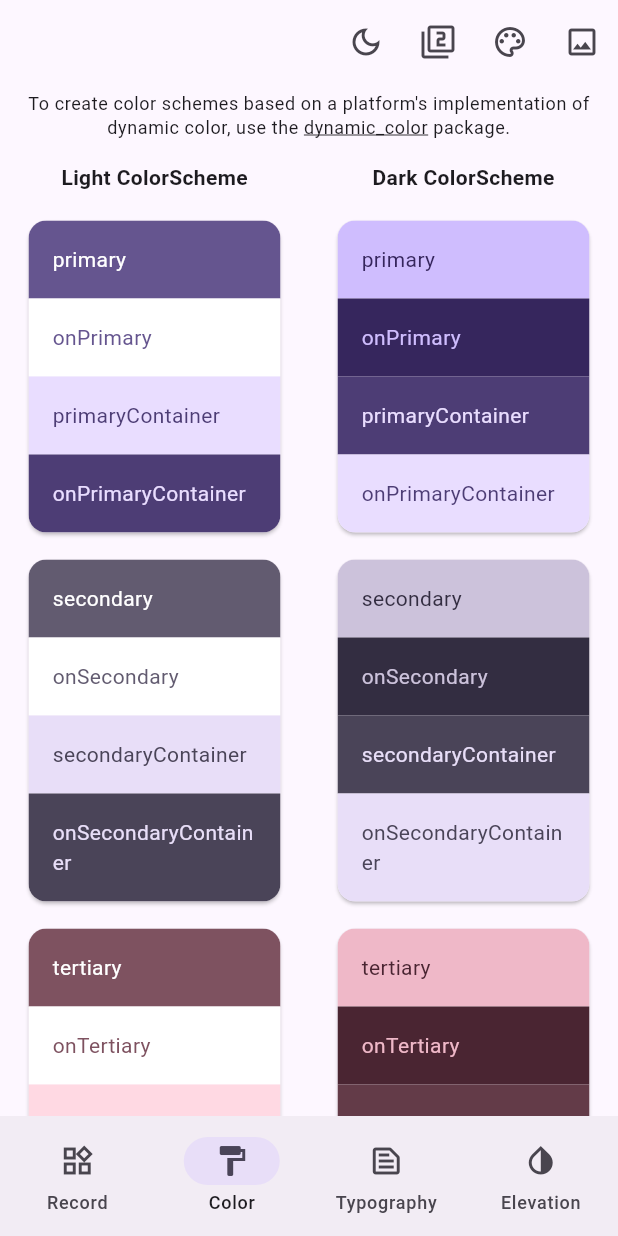
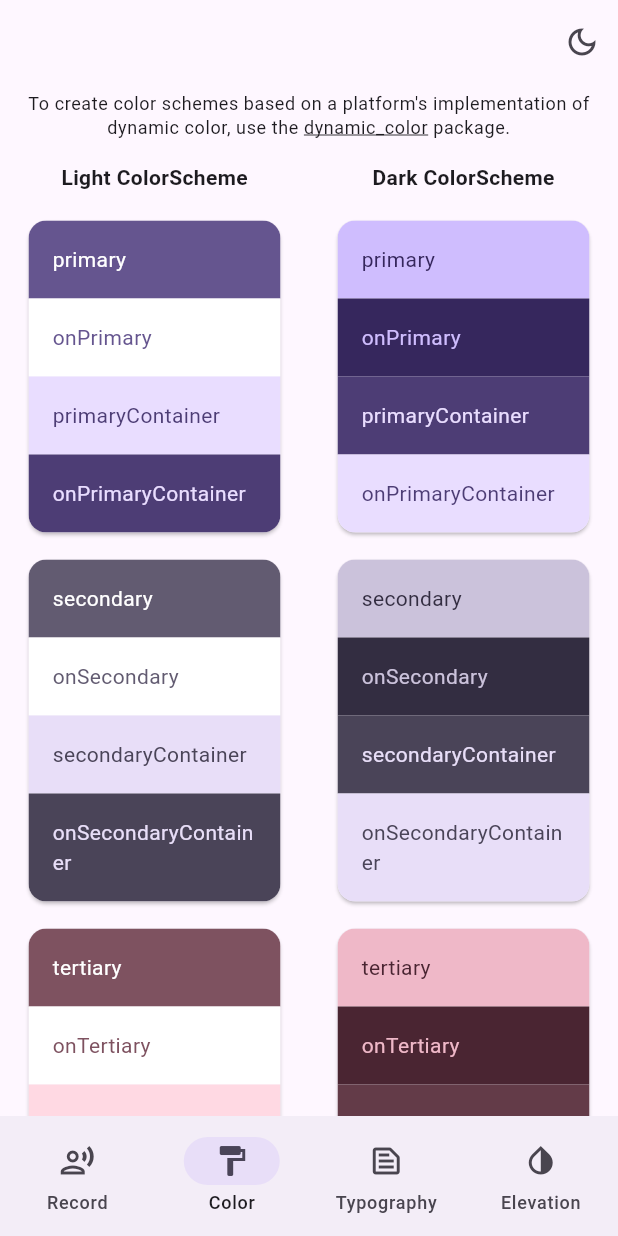
Before and after one commit to ProductLoft/FE, a Flutter app: the screen it shows after launch, item 2 of the bottom bar chosen, on a phone screen of 412 x 824 dp. Run offline on Flutter 3.47's test engine with Material 3 defaults, Android fonts, the phone set to English and light mode, and no system bars; our stand-ins replace audioplayers, sqflite; missing offline and left inert: dart:html, dart:js_interop, record; accounts and stored records are empty.

Commit message:
Fairly cleaned up and working material app, sans login handling

```diff
--- a/lib/component_screen.dart
+++ b/lib/component_screen.dart
@@ -1,7 +1,3 @@
-// Copyright 2021 The Flutter team. All rights reserved.
-// Use of this source code is governed by a BSD-style license that can be
-// found in the LICENSE file.
-
 import 'package:flutter/material.dart';
 import 'package:flutter/rendering.dart';
 import 'package:flutter/services.dart';
@@ -1137,9 +1133,9 @@ class _ProgressIndicatorsState extends State<ProgressIndicators> {
 const List<NavigationDestination> appBarDestinations = [
   NavigationDestination(
     tooltip: '',
-    icon: Icon(Icons.widgets_outlined),
+    icon: Icon(Icons.record_voice_over_outlined),
     label: 'Record',
-    selectedIcon: Icon(Icons.record_voice_over_outlined),
+    selectedIcon: Icon(Icons.record_voice_over),
   ),
   NavigationDestination(
     tooltip: '',
--- a/lib/constants.dart
+++ b/lib/constants.dart
@@ -15,10 +15,10 @@ const double transitionLength = 500;
 
 // Whether the user has chosen a theme color via a direct [ColorSeed] selection,
 // or an image [ColorImageProvider].
-enum ColorSelectionMethod {
-  colorSeed,
-  image,
-}
+// enum ColorSelectionMethod {
+//   colorSeed,
+//   image,
+// }
 
 enum ColorSeed {
   baseColor('M3 Baseline', Color(0xff6750a4)),
--- a/lib/home.dart
+++ b/lib/home.dart
@@ -14,26 +14,12 @@ class Home extends StatefulWidget {
   const Home({
     super.key,
     required this.useLightMode,
-    required this.useMaterial3,
-    required this.colorSelected,
     required this.handleBrightnessChange,
-    required this.handleMaterialVersionChange,
-    required this.handleColorSelect,
-    required this.handleImageSelect,
-    required this.colorSelectionMethod,
-    required this.imageSelected,
   });
 
   final bool useLightMode;
-  final bool useMaterial3;
-  final ColorSeed colorSelected;
-  final ColorImageProvider imageSelected;
-  final ColorSelectionMethod colorSelectionMethod;
 
   final void Function(bool useLightMode) handleBrightnessChange;
-  final void Function() handleMaterialVersionChange;
-  final void Function(int value) handleColorSelect;
-  final void Function(int value) handleImageSelect;
 
   @override
   State<Home> createState() => _HomeState();
@@ -131,27 +117,25 @@ class _HomeState extends State<Home> with SingleTickerProviderStateMixin {
 
   PreferredSizeWidget createAppBar() {
     return AppBar(
-      title: widget.useMaterial3
-          ? const Text('')
-          : const Text('Material 2'),
+      title: const Text(''),
       actions: !showMediumSizeLayout && !showLargeSizeLayout
           ? [
               _BrightnessButton(
                 handleBrightnessChange: widget.handleBrightnessChange,
               ),
-              _Material3Button(
-                handleMaterialVersionChange: widget.handleMaterialVersionChange,
-              ),
-              _ColorSeedButton(
-                handleColorSelect: widget.handleColorSelect,
-                colorSelected: widget.colorSelected,
-                colorSelectionMethod: widget.colorSelectionMethod,
-              ),
-              _ColorImageButton(
-                handleImageSelect: widget.handleImageSelect,
-                imageSelected: widget.imageSelected,
-                colorSelectionMethod: widget.colorSelectionMethod,
-              )
+              // _Material3Button(
+              //   handleMaterialVersionChange: widget.handleMaterialVersionChange,
+              // ),
+              // _ColorSeedButton(
+              //   handleColorSelect: widget.handleColorSelect,
+              //   colorSelected: widget.colorSelected,
+              //   colorSelectionMethod: widget.colorSelectionMethod,
+              // ),
+              // _ColorImageButton(
+              //   handleImageSelect: widget.handleImageSelect,
+              //   imageSelected: widget.imageSelected,
+              //   colorSelectionMethod: widget.colorSelectionMethod,
+              // )
             ]
           : [Container()],
     );
@@ -166,26 +150,26 @@ class _HomeState extends State<Home> with SingleTickerProviderStateMixin {
               showTooltipBelow: false,
             ),
           ),
-          Flexible(
-            child: _Material3Button(
-              handleMaterialVersionChange: widget.handleMaterialVersionChange,
-              showTooltipBelow: false,
-            ),
-          ),
-          Flexible(
-            child: _ColorSeedButton(
-              handleColorSelect: widget.handleColorSelect,
-              colorSelected: widget.colorSelected,
-              colorSelectionMethod: widget.colorSelectionMethod,
-            ),
-          ),
-          Flexible(
-            child: _ColorImageButton(
-              handleImageSelect: widget.handleImageSelect,
-              imageSelected: widget.imageSelected,
-              colorSelectionMethod: widget.colorSelectionMethod,
-            ),
-          ),
+          // Flexible(
+          //   child: _Material3Button(
+          //     handleMaterialVersionChange: widget.handleMaterialVersionChange,
+          //     showTooltipBelow: false,
+          //   ),
+          // ),
+          // Flexible(
+          //   child: _ColorSeedButton(
+          //     handleColorSelect: widget.handleColorSelect,
+          //     colorSelected: widget.colorSelected,
+          //     colorSelectionMethod: widget.colorSelectionMethod,
+          //   ),
+          // ),
+          // Flexible(
+          //   child: _ColorImageButton(
+          //     handleImageSelect: widget.handleImageSelect,
+          //     imageSelected: widget.imageSelected,
+          //     colorSelectionMethod: widget.colorSelectionMethod,
+          //   ),
+          // ),
         ],
       );
 
@@ -218,14 +202,14 @@ class _HomeState extends State<Home> with SingleTickerProviderStateMixin {
                     ? _ExpandedTrailingActions(
                         useLightMode: widget.useLightMode,
                         handleBrightnessChange: widget.handleBrightnessChange,
-                        useMaterial3: widget.useMaterial3,
-                        handleMaterialVersionChange:
-                            widget.handleMaterialVersionChange,
-                        handleImageSelect: widget.handleImageSelect,
-                        handleColorSelect: widget.handleColorSelect,
-                        colorSelectionMethod: widget.colorSelectionMethod,
-                        imageSelected: widget.imageSelected,
-                        colorSelected: widget.colorSelected,
+                        // useMaterial3: widget.useMaterial3,
+                        // handleMaterialVersionChange:
+                        //     widget.handleMaterialVersionChange,
+                        // handleImageSelect: widget.handleImageSelect,
+                        // handleColorSelect: widget.handleColorSelect,
+                        // colorSelectionMethod: widget.colorSelectionMethod,
+                        // imageSelected: widget.imageSelected,
+                        // colorSelected: widget.colorSelected,
                       )
                     : _trailingActions(),
               ),
@@ -297,146 +281,31 @@ class _Material3Button extends StatelessWidget {
   }
 }
 
-class _ColorSeedButton extends StatelessWidget {
-  const _ColorSeedButton({
-    required this.handleColorSelect,
-    required this.colorSelected,
-    required this.colorSelectionMethod,
-  });
-
-  final void Function(int) handleColorSelect;
-  final ColorSeed colorSelected;
-  final ColorSelectionMethod colorSelectionMethod;
-
-  @override
-  Widget build(BuildContext context) {
-    return PopupMenuButton(
-      icon: Icon(
-        Icons.palette_outlined,
-        color: Theme.of(context).colorScheme.onSurfaceVariant,
-      ),
-      tooltip: 'Select a seed color',
-      shape: RoundedRectangleBorder(borderRadius: BorderRadius.circular(10)),
-      itemBuilder: (context) {
-        return List.generate(ColorSeed.values.length, (index) {
-          ColorSeed currentColor = ColorSeed.values[index];
-
-          return PopupMenuItem(
-            value: index,
-            enabled: currentColor != colorSelected ||
-                colorSelectionMethod != ColorSelectionMethod.colorSeed,
-            child: Wrap(
-              children: [
-                Padding(
-                  padding: const EdgeInsets.only(left: 10),
-                  child: Icon(
-                    currentColor == colorSelected &&
-                            colorSelectionMethod != ColorSelectionMethod.image
-                        ? Icons.color_lens
-                        : Icons.color_lens_outlined,
-                    color: currentColor.color,
-                  ),
-                ),
-                Padding(
-                  padding: const EdgeInsets.only(left: 20),
-                  child: Text(currentColor.label),
-                ),
-              ],
-            ),
-          );
-        });
-      },
-      onSelected: handleColorSelect,
-    );
-  }
-}
-
-class _ColorImageButton extends StatelessWidget {
-  const _ColorImageButton({
-    required this.handleImageSelect,
-    required this.imageSelected,
-    required this.colorSelectionMethod,
-  });
-
-  final void Function(int) handleImageSelect;
-  final ColorImageProvider imageSelected;
-  final ColorSelectionMethod colorSelectionMethod;
-
-  @override
-  Widget build(BuildContext context) {
-    return PopupMenuButton(
-      icon: Icon(
-        Icons.image_outlined,
-        color: Theme.of(context).colorScheme.onSurfaceVariant,
-      ),
-      tooltip: 'Select a color extraction image',
-      shape: RoundedRectangleBorder(borderRadius: BorderRadius.circular(10)),
-      itemBuilder: (context) {
-        return List.generate(ColorImageProvider.values.length, (index) {
-          ColorImageProvider currentImageProvider =
-              ColorImageProvider.values[index];
-
-          return PopupMenuItem(
-            value: index,
-            enabled: currentImageProvider != imageSelected ||
-                colorSelectionMethod != ColorSelectionMethod.image,
-            child: Wrap(
-              crossAxisAlignment: WrapCrossAlignment.center,
-              children: [
-                Padding(
-                  padding: const EdgeInsets.only(left: 10),
-                  child: ConstrainedBox(
-                    constraints: const BoxConstraints(maxWidth: 48),
-                    child: Padding(
-                      padding: const EdgeInsets.all(4.0),
-                      child: ClipRRect(
-                        borderRadius: BorderRadius.circular(8.0),
-                        child: Image(
-                          image: NetworkImage(
-                              ColorImageProvider.values[index].url),
-                        ),
-                      ),
-                    ),
-                  ),
-                ),
-                Padding(
-                  padding: const EdgeInsets.only(left: 20),
-                  child: Text(currentImageProvider.label),
-                ),
-              ],
-            ),
-          );
-        });
-      },
-      onSelected: handleImageSelect,
-    );
-  }
-}
 
 class _ExpandedTrailingActions extends StatelessWidget {
   const _ExpandedTrailingActions({
     required this.useLightMode,
     required this.handleBrightnessChange,
-    required this.useMaterial3,
-    required this.handleMaterialVersionChange,
-    required this.handleColorSelect,
-    required this.handleImageSelect,
-    required this.imageSelected,
-    required this.colorSelected,
-    required this.colorSelectionMethod,
+    // required this.useMaterial3,
+    // required this.handleMaterialVersionChange,
+    // required this.handleColorSelect,
+    // required this.handleImageSelect,
+    // required this.imageSelected,
+    // required this.colorSelected,
+    // required this.colorSelectionMethod,
   });
 
   final void Function(bool) handleBrightnessChange;
-  final void Function() handleMaterialVersionChange;
-  final void Function(int) handleImageSelect;
-  final void Function(int) handleColorSelect;
+  // final void Function() handleMaterialVersionChange;
+  // final void Function(int) handleImageSelect;
+  // final void Function(int) handleColorSelect;
 
   final bool useLightMode;
-  final bool useMaterial3;
-
-  final ColorImageProvider imageSelected;
-  final ColorSeed colorSelected;
-  final ColorSelectionMethod colorSelectionMethod;
+  // final bool useMaterial3;
+  //
+  // final ColorImageProvider imageSelected;
+  // final ColorSeed colorSelected;
+  // final ColorSelectionMethod colorSelectionMethod;
 
   @override
   Widget build(BuildContext context) {
@@ -459,31 +328,31 @@ class _ExpandedTrailingActions extends StatelessWidget {
                   })
             ],
           ),
-          Row(
-            children: [
-              useMaterial3
-                  ? const Text('')
-                  : const Text('Material 2'),
-              Expanded(child: Container()),
-              Switch(
-                  value: useMaterial3,
-                  onChanged: (_) {
-                    handleMaterialVersionChange();
-                  })
-            ],
-          ),
-          const Divider(),
-          _ExpandedColorSeedAction(
-            handleColorSelect: handleColorSelect,
-            colorSelected: colorSelected,
-            colorSelectionMethod: colorSelectionMethod,
-          ),
-          const Divider(),
-          _ExpandedImageColorAction(
-            handleImageSelect: handleImageSelect,
-            imageSelected: imageSelected,
-            colorSelectionMethod: colorSelectionMethod,
-          ),
+          // Row(
+          //   children: [
+          //     useMaterial3
+          //         ? const Text('')
+          //         : const Text('Material 2'),
+          //     Expanded(child: Container()),
+          //     Switch(
+          //         value: useMaterial3,
+          //         onChanged: (_) {
+          //           // handleMaterialVersionChange();
+          //         })
+          //   ],
+          // ),
+          // const Divider(),
+          // _ExpandedColorSeedAction(
+          //   handleColorSelect: handleColorSelect,
+          //   colorSelected: colorSelected,
+          //   colorSelectionMethod: colorSelectionMethod,
+          // ),
+          // const Divider(),
+          // _ExpandedImageColorAction(
+          //   handleImageSelect: handleImageSelect,
+          //   imageSelected: imageSelected,
+          //   colorSelectionMethod: colorSelectionMethod,
+          // ),
         ],
       ),
     );
@@ -497,12 +366,12 @@ class _ExpandedColorSeedAction extends StatelessWidget {
   const _ExpandedColorSeedAction({
     required this.handleColorSelect,
     required this.colorSelected,
-    required this.colorSelectionMethod,
+    // required this.colorSelectionMethod,
   });
 
   final void Function(int) handleColorSelect;
   final ColorSeed colorSelected;
-  final ColorSelectionMethod colorSelectionMethod;
+  // final ColorSelectionMethod colorSelectionMethod;
 
   @override
   Widget build(BuildContext context) {
@@ -515,8 +384,7 @@ class _ExpandedColorSeedAction extends StatelessWidget {
           (i) => IconButton(
             icon: const Icon(Icons.radio_button_unchecked),
             color: ColorSeed.values[i].color,
-            isSelected: colorSelected.color == ColorSeed.values[i].color &&
-                colorSelectionMethod == ColorSelectionMethod.colorSeed,
+            isSelected: colorSelected.color == ColorSeed.values[i].color,
             selectedIcon: const Icon(Icons.circle),
             onPressed: () {
               handleColorSelect(i);
@@ -533,12 +401,12 @@ class _ExpandedImageColorAction extends StatelessWidget {
   const _ExpandedImageColorAction({
     required this.handleImageSelect,
     required this.imageSelected,
-    required this.colorSelectionMethod,
+    // required this.colorSelectionMethod,
   });
 
   final void Function(int) handleImageSelect;
   final ColorImageProvider imageSelected;
-  final ColorSelectionMethod colorSelectionMethod;
+  // final ColorSelectionMethod colorSelectionMethod;
 
   @override
   Widget build(BuildContext context) {
@@ -559,8 +427,7 @@ class _ExpandedImageColorAction extends StatelessWidget {
                   padding: const EdgeInsets.all(8.0),
                   child: Material(
                     borderRadius: BorderRadius.circular(4.0),
-                    elevation: imageSelected == ColorImageProvider.values[i] &&
-                            colorSelectionMethod == ColorSelectionMethod.image
+                    elevation: imageSelected == ColorImageProvider.values[i]
                         ? 3
                         : 0,
                     child: Padding(
--- a/lib/main.dart
+++ b/lib/main.dart
@@ -45,7 +45,7 @@ class _AppState extends State<App> {
   ColorSeed colorSelected = ColorSeed.baseColor;
   ColorImageProvider imageSelected = ColorImageProvider.leaves;
   ColorScheme? imageColorScheme = const ColorScheme.light();
-  ColorSelectionMethod colorSelectionMethod = ColorSelectionMethod.colorSeed;
+  // ColorSelectionMethod colorSelectionMethod = ColorSelectionMethod.colorSeed;
 
   bool get useLightMode => switch (themeMode) {
         ThemeMode.system =>
@@ -61,30 +61,25 @@ class _AppState extends State<App> {
     });
   }
 
-  void handleMaterialVersionChange() {
-    setState(() {
-      useMaterial3 = !useMaterial3;
-    });
-  }
+  //
+  // void handleColorSelect(int value) {
+  //   setState(() {
+  //     colorSelectionMethod = ColorSelectionMethod.colorSeed;
+  //     colorSelected = ColorSeed.values[value];
+  //   });
+  // }
 
-  void handleColorSelect(int value) {
-    setState(() {
-      colorSelectionMethod = ColorSelectionMethod.colorSeed;
-      colorSelected = ColorSeed.values[value];
-    });
-  }
-
-  void handleImageSelect(int value) {
-    final String url = ColorImageProvider.values[value].url;
-    ColorScheme.fromImageProvider(provider: NetworkImage(url))
-        .then((newScheme) {
-      setState(() {
-        colorSelectionMethod = ColorSelectionMethod.image;
-        imageSelected = ColorImageProvider.values[value];
-        imageColorScheme = newScheme;
-      });
-    });
-  }
+  // void handleImageSelect(int value) {
+  //   final String url = ColorImageProvider.values[value].url;
+  //   ColorScheme.fromImageProvider(provider: NetworkImage(url))
+  //       .then((newScheme) {
+  //     setState(() {
+  //       colorSelectionMethod = ColorSelectionMethod.image;
+  //       imageSelected = ColorImageProvider.values[value];
+  //       imageColorScheme = newScheme;
+  //     });
+  //   });
+  // }
 
   @override
   Widget build(BuildContext context) {
@@ -93,32 +88,30 @@ class _AppState extends State<App> {
       title: '',
       themeMode: themeMode,
       theme: ThemeData(
-        colorSchemeSeed: colorSelectionMethod == ColorSelectionMethod.colorSeed
-            ? colorSelected.color
-            : null,
-        colorScheme: colorSelectionMethod == ColorSelectionMethod.image
-            ? imageColorScheme
-            : null,
+        // colorSchemeSeed: colorSelectionMethod == ColorSelectionMethod.colorSeed
+        //     ? colorSelected.color
+        //     : null,
+        // colorScheme: colorSelectionMethod == ColorSelectionMethod.image
+        //     ? imageColorScheme
+        //     : null,
         useMaterial3: useMaterial3,
         brightness: Brightness.light,
       ),
       darkTheme: ThemeData(
-        colorSchemeSeed: colorSelectionMethod == ColorSelectionMethod.colorSeed
-            ? colorSelected.color
-            : imageColorScheme!.primary,
+        // colorSchemeSeed: colorSelectionMethod == ColorSelectionMethod.colorSeed
+        //     ? colorSelected.color
+        //     : imageColorScheme!.primary,
         useMaterial3: useMaterial3,
         brightness: Brightness.dark,
       ),
       home: Home(
         useLightMode: useLightMode,
-        useMaterial3: useMaterial3,
-        colorSelected: colorSelected,
-        imageSelected: imageSelected,
+        // colorSelected: colorSelected,
+        // imageSelected: imageSelected,
         handleBrightnessChange: handleBrightnessChange,
-        handleMaterialVersionChange: handleMaterialVersionChange,
-        handleColorSelect: handleColorSelect,
-        handleImageSelect: handleImageSelect,
-        colorSelectionMethod: colorSelectionMethod,
+        // handleColorSelect: handleColorSelect,
+        // handleImageSelect: handleImageSelect,
+        // colorSelectionMethod: colorSelectionMethod,
       ),
     );
   }
--- a/lib/pages/audio_player.dart
+++ b/lib/pages/audio_player.dart
@@ -105,11 +105,11 @@ class AudioPlayerState extends State<AudioPlayer> {
     Color color;
 
     if (_audioPlayer.state == ap.PlayerState.playing) {
-      icon = const Icon(Icons.pause, color: Colors.red, size: 30);
+      icon = const Icon(Icons.pause, size: 30);
       color = Colors.red.withOpacity(0.1);
     } else {
       final theme = Theme.of(context);
-      icon = Icon(Icons.play_arrow, color: theme.primaryColor, size: 30);
+      icon = Icon(Icons.play_arrow, size: 30);
       color = theme.primaryColor.withOpacity(0.1);
     }
 
```
Also changed, not shown: lib/pages/recording_page.dart (+40 -47 lines), 1 other file.
